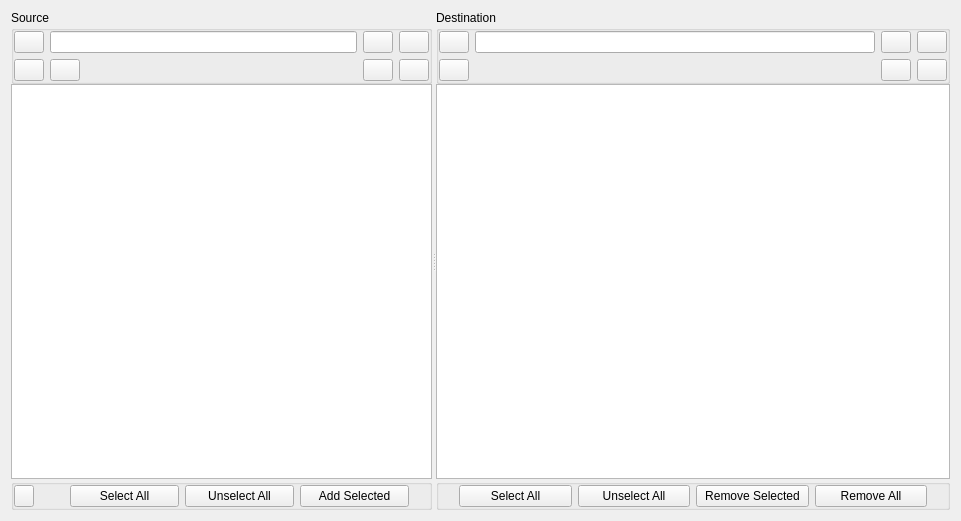
AltaArts/SourceTab--Prism-Plugin, file Libs/UserInterfaces/SourceBrowser.ui: the form before one commit.
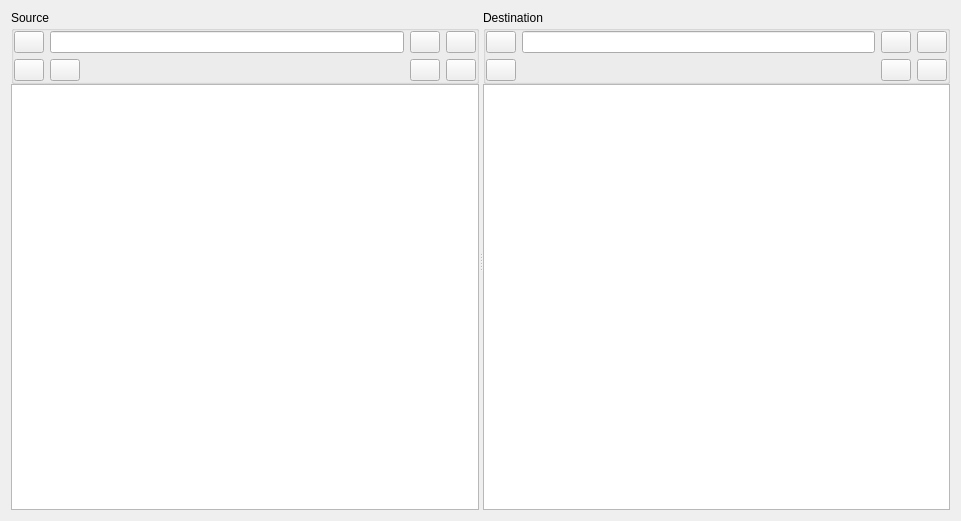
The form after the commit.

Commit message:
Removed Bottom Buttons and Added RCL Items #142
This removes the buttons on the bottom for selection/adding/removing, and moved those calls to right-click menus and shortcuts.

```diff
--- a/Libs/UserInterfaces/SourceBrowser.ui
+++ b/Libs/UserInterfaces/SourceBrowser.ui
@@ -301,122 +301,6 @@
          </property>
         </widget>
        </item>
-       <item>
-        <widget class="QGroupBox" name="gb_sourceFooter">
-         <layout class="QHBoxLayout" name="lo_sourceFooter">
-          <property name="leftMargin">
-           <number>0</number>
-          </property>
-          <property name="topMargin">
-           <number>0</number>
-          </property>
-          <property name="rightMargin">
-           <number>20</number>
-          </property>
-          <property name="bottomMargin">
-           <number>0</number>
-          </property>
-          <item>
-           <widget class="QPushButton" name="b_tips_source">
-            <property name="sizePolicy">
-             <sizepolicy hsizetype="Fixed" vsizetype="Fixed">
-              <horstretch>0</horstretch>
-              <verstretch>0</verstretch>
-             </sizepolicy>
-            </property>
-            <property name="minimumSize">
-             <size>
-              <width>20</width>
-              <height>0</height>
-             </size>
-            </property>
-            <property name="maximumSize">
-             <size>
-              <width>20</width>
-              <height>16777215</height>
-             </size>
-            </property>
-            <property name="text">
-             <string/>
-            </property>
-           </widget>
-          </item>
-          <item>
-           <spacer name="horizontalSpacer">
-            <property name="orientation">
-             <enum>Qt::Horizontal</enum>
-            </property>
-            <property name="sizeType">
-             <enum>QSizePolicy::Fixed</enum>
-            </property>
-            <property name="sizeHint" stdset="0">
-             <size>
-              <width>30</width>
-              <height>20</height>
-             </size>
-            </property>
-           </spacer>
-          </item>
-          <item>
-           <widget class="QPushButton" name="b_source_checkAll">
-            <property name="sizePolicy">
-             <sizepolicy hsizetype="Preferred" vsizetype="Fixed">
-              <horstretch>0</horstretch>
-              <verstretch>0</verstretch>
-             </sizepolicy>
-            </property>
-            <property name="minimumSize">
-             <size>
-              <width>75</width>
-              <height>0</height>
-             </size>
-            </property>
-            <property name="text">
-             <string>Select All</string>
-            </property>
-           </widget>
-          </item>
-          <item>
-           <widget class="QPushButton" name="b_source_uncheckAll">
-            <property name="sizePolicy">
-             <sizepolicy hsizetype="Preferred" vsizetype="Fixed">
-              <horstretch>0</horstretch>
-              <verstretch>0</verstretch>
-             </sizepolicy>
-            </property>
-            <property name="minimumSize">
-             <size>
-              <width>75</width>
-              <height>0</height>
-             </size>
-            </property>
-            <property name="text">
-             <string>Unselect All</string>
-            </property>
-           </widget>
-          </item>
-          <item>
-           <widget class="QPushButton" name="b_source_addSel">
-            <property name="sizePolicy">
-             <sizepolicy hsizetype="Preferred" vsizetype="Fixed">
-              <horstretch>0</horstretch>
-              <verstretch>0</verstretch>
-             </sizepolicy>
-            </property>
-            <property name="minimumSize">
-             <size>
-              <width>75</width>
-              <height>0</height>
-             </size>
-            </property>
-            <property name="text">
-             <string>Add Selected</string>
-            </property>
-           </widget>
-          </item>
-         </layout>
-        </widget>
-       </item>
       </layout>
      </widget>
      <widget class="QWidget" name="w_destination" native="true">
@@ -676,100 +560,6 @@
          </property>
         </widget>
        </item>
-       <item>
-        <widget class="QGroupBox" name="gb_destFooter">
-         <layout class="QHBoxLayout" name="lo_destFooter">
-          <property name="leftMargin">
-           <number>20</number>
-          </property>
-          <property name="topMargin">
-           <number>0</number>
-          </property>
-          <property name="rightMargin">
-           <number>20</number>
-          </property>
-          <property name="bottomMargin">
-           <number>0</number>
-          </property>
-          <item>
-           <widget class="QPushButton" name="b_dest_checkAll">
-            <property name="sizePolicy">
-             <sizepolicy hsizetype="Preferred" vsizetype="Fixed">
-              <horstretch>0</horstretch>
-              <verstretch>0</verstretch>
-             </sizepolicy>
-            </property>
-            <property name="minimumSize">
-             <size>
-              <width>75</width>
-              <height>0</height>
-             </size>
-            </property>
-            <property name="text">
-             <string>Select All</string>
-            </property>
-           </widget>
-          </item>
-          <item>
-           <widget class="QPushButton" name="b_dest_uncheckAll">
-            <property name="sizePolicy">
-             <sizepolicy hsizetype="Preferred" vsizetype="Fixed">
-              <horstretch>0</horstretch>
-              <verstretch>0</verstretch>
-             </sizepolicy>
-            </property>
-            <property name="minimumSize">
-             <size>
-              <width>75</width>
-              <height>0</height>
-             </size>
-            </property>
-            <property name="text">
-             <string>Unselect All</string>
-            </property>
-           </widget>
-          </item>
-          <item>
-           <widget class="QPushButton" name="b_dest_clearSel">
-            <property name="sizePolicy">
-             <sizepolicy hsizetype="Preferred" vsizetype="Fixed">
-              <horstretch>0</horstretch>
-              <verstretch>0</verstretch>
-             </sizepolicy>
-            </property>
-            <property name="minimumSize">
-             <size>
-              <width>75</width>
-              <height>0</height>
-             </size>
-            </property>
-            <property name="text">
-             <string>Remove Selected</string>
-            </property>
-           </widget>
-          </item>
-          <item>
-           <widget class="QPushButton" name="b_dest_clearAll">
-            <property name="sizePolicy">
-             <sizepolicy hsizetype="Preferred" vsizetype="Fixed">
-              <horstretch>0</horstretch>
-              <verstretch>0</verstretch>
-             </sizepolicy>
-            </property>
-            <property name="minimumSize">
-             <size>
-              <width>75</width>
-              <height>0</height>
-             </size>
-            </property>
-            <property name="text">
-             <string>Remove All</string>
-            </property>
-           </widget>
-          </item>
-         </layout>
-        </widget>
-       </item>
       </layout>
      </widget>
     </widget>
```
The commit also changes 4 other files.
